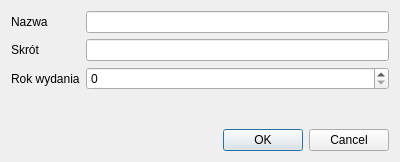
Before: the Qt Designer form application/gui/form-catalogue.ui in Ztrk/database-project, drawn with Qt 5.
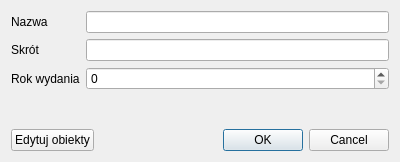
After: the same form once the commit is applied.

Commit message: Add gui for adding objects to catalogues

What changed in the file:
```diff
--- a/application/gui/form-catalogue.ui
+++ b/application/gui/form-catalogue.ui
@@ -66,6 +66,15 @@
     </widget>
    </item>
    <item>
+    <layout class="QHBoxLayout" name="horizontalLayout">
+     <item>
+      <widget class="QPushButton" name="catalogue_objects_button">
+       <property name="text">
+        <string>Edytuj obiekty</string>
+       </property>
+      </widget>
+     </item>
+     <item>
     <widget class="QDialogButtonBox" name="button_box">
      <property name="orientation">
       <enum>Qt::Horizontal</enum>
@@ -74,6 +83,8 @@
       <set>QDialogButtonBox::Cancel|QDialogButtonBox::Ok</set>
      </property>
     </widget>
+     </item>
+    </layout>
    </item>
   </layout>
  </widget>
```
Lines whose indentation alone changed are shown as unchanged. The commit also changes 4 other files.
